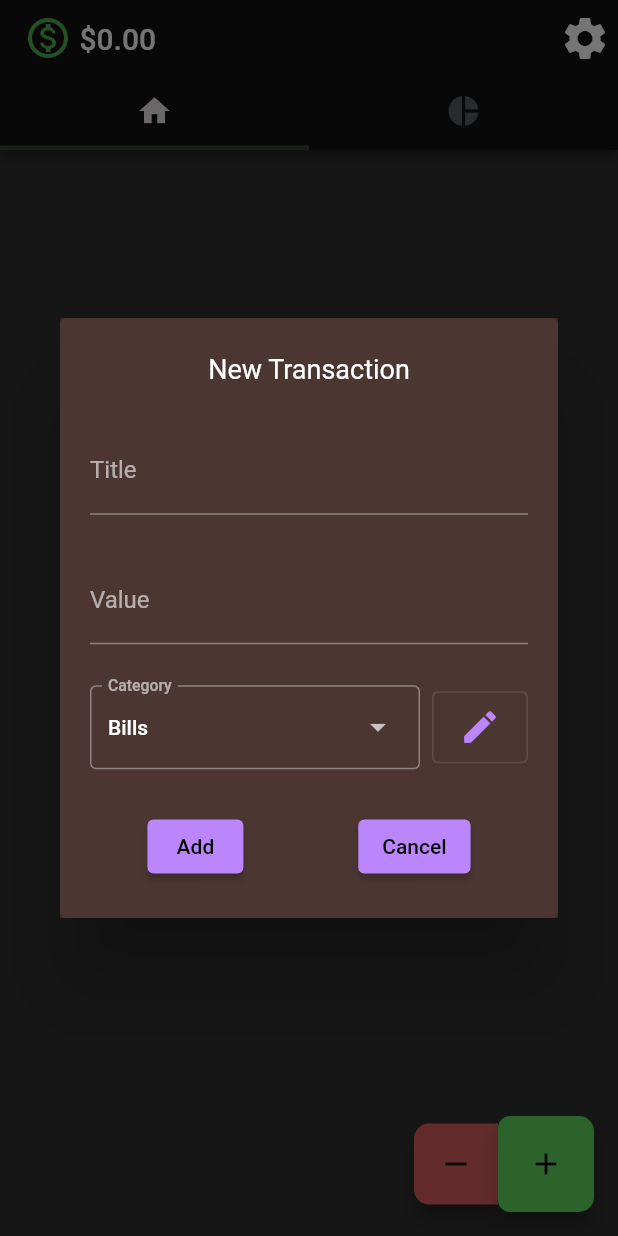
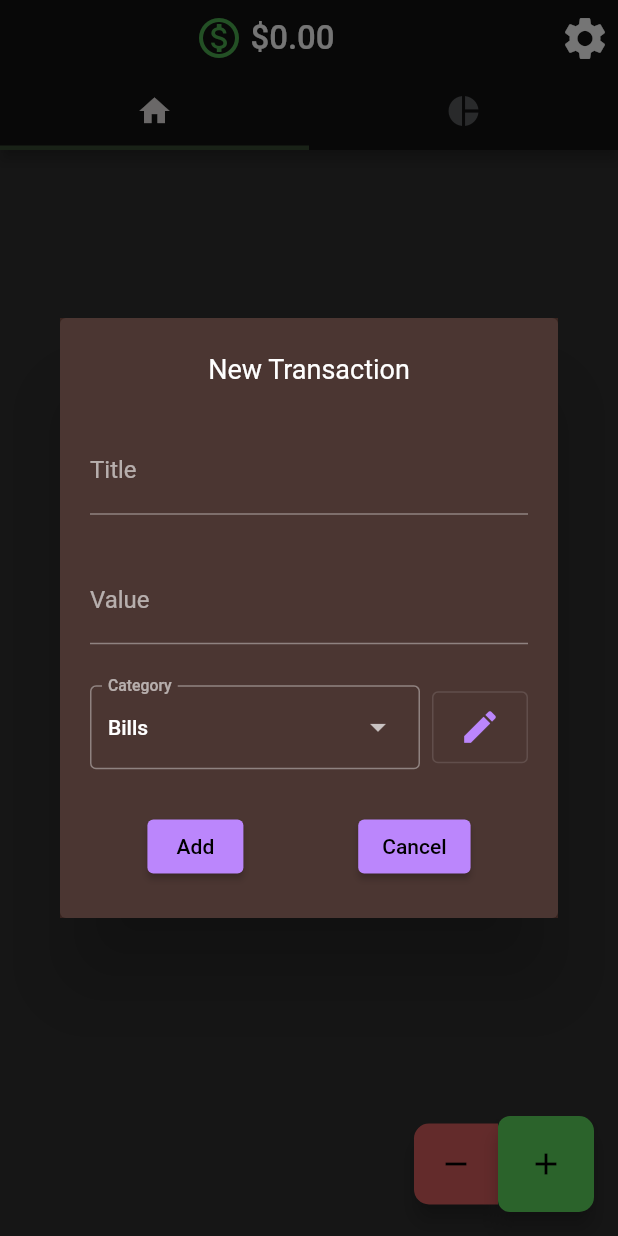
Before and after one commit to lz-coder/just_finance_app, a Flutter app: the screen it shows after launch, after a tap on the "remove" icon, on a phone screen of 412 x 824 dp. Run offline on Flutter 3.47's test engine with Material 2 defaults, Android fonts, the phone set to English and light mode, and no system bars; our stand-ins replace sqflite, syncfusion_flutter_charts; accounts and stored records are empty; generated files the repository leaves out were written again.

Commit message:
Make use of WalletValueCounter

```diff
--- a/lib/widgets/topbar.dart
+++ b/lib/widgets/topbar.dart
@@ -1,10 +1,7 @@
 import 'package:flutter/material.dart';
-import 'package:just_finance_app/Repository/wallet_repository.dart';
 import 'package:just_finance_app/pages/config_page.dart';
-import 'package:just_finance_app/src/core_functions.dart';
-import 'package:just_finance_app/src/currency.dart';
 import 'package:just_finance_app/widgets/topbar_tabbar.dart';
-import 'package:provider/provider.dart';
+import 'package:just_finance_app/widgets/wallet_value_counter.dart';
 
 class TopBar extends StatelessWidget implements PreferredSizeWidget {
   final Function changeTabCallback;
@@ -18,22 +15,8 @@ class TopBar extends StatelessWidget implements PreferredSizeWidget {
   final Size preferredSize = const Size.fromHeight(100);
   @override
   Widget build(BuildContext context) {
-    final totalValue = Provider.of<WalletRepository>(context).walletTotalValue;
     return AppBar(
-      title: Row(
-        children: [
-          Icon(
-            Icons.monetization_on_outlined,
-            size: 32,
-            color: totalValue >= 0 ? Colors.green : Colors.red,
-          ),
-          Padding(
-            padding: const EdgeInsets.only(left: 5, right: 20),
-            child: Text(
-                Currency(locale: getCurrentLocale(context)).show(totalValue)),
-          ),
-        ],
-      ),
+      title: const WalletValueCounter(),
       actions: [
         GestureDetector(
           onTap: () => Navigator.push(context,
```
